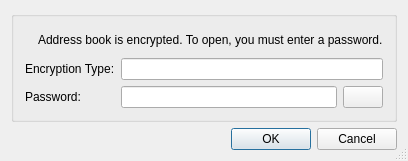
First picture: the form in source/console/open_address_book_dialog.ui, repository dchapyshev/aspia, before the edit.
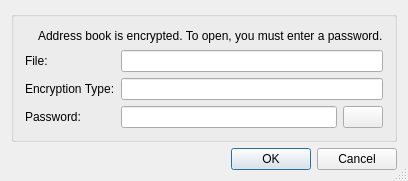
Second picture: the form after the edit. Icons and pictures are not drawn.

The edit to the form file:
```diff
--- a/source/console/open_address_book_dialog.ui
+++ b/source/console/open_address_book_dialog.ui
@@ -9,8 +9,8 @@
    <rect>
     <x>0</x>
     <y>0</y>
-    <width>391</width>
-    <height>161</height>
+    <width>385</width>
+    <height>181</height>
    </rect>
   </property>
   <property name="sizePolicy">
@@ -66,6 +66,13 @@
        <layout class="QHBoxLayout" name="horizontalLayout_2">
         <item>
          <layout class="QVBoxLayout" name="verticalLayout">
+          <item>
+           <widget class="QLabel" name="label_file">
+            <property name="text">
+             <string>File:</string>
+            </property>
+           </widget>
+          </item>
           <item>
            <widget class="QLabel" name="label_encryption_type">
             <property name="text">
@@ -84,6 +91,13 @@
         </item>
         <item>
          <layout class="QVBoxLayout" name="verticalLayout_2">
+          <item>
+           <widget class="QLineEdit" name="edit_file">
+            <property name="readOnly">
+             <bool>true</bool>
+            </property>
+           </widget>
+          </item>
           <item>
            <widget class="QLineEdit" name="edit_encryption_type">
             <property name="autoFillBackground">
```
